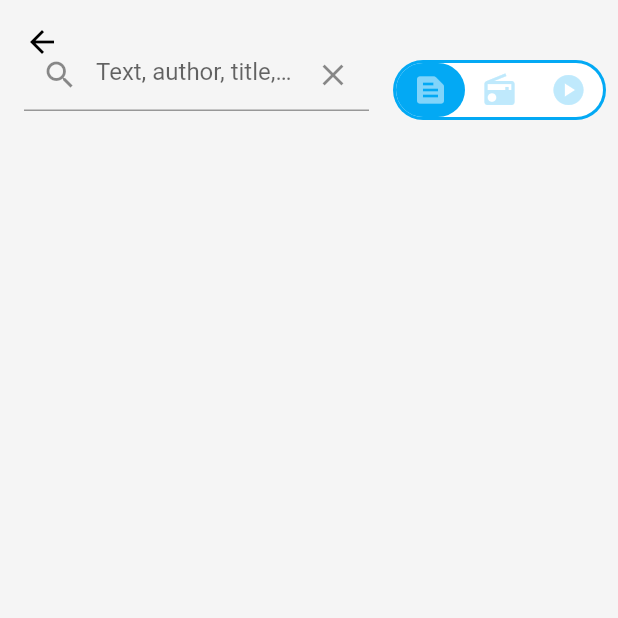
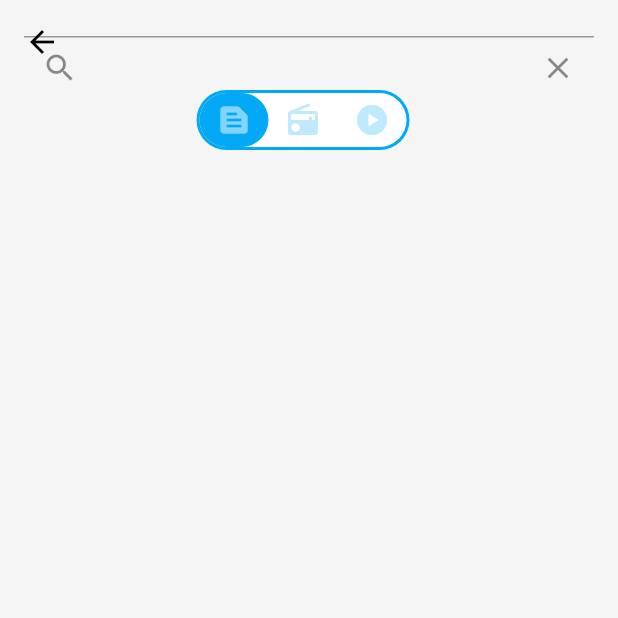
Before and after one commit to f-leoni/lyrics2, a Flutter app: the SearchScreen screen opened directly, on a phone screen of 412 x 824 dp, the top half of it. Run offline on Flutter 3.47's test engine with Material 2 defaults, Android fonts, the phone set to English and light mode, and no system bars; drawn by our look-alikes of animated_toggle_switch; our stand-ins replace cloud_firestore, firebase_auth, firebase_core, firebase_crashlytics, google_fonts, logger and 3 more; missing offline and left inert: beautiful_soup_dart, flutter_acrcloud, genius_api_unofficial, nowplaying, sqlbrite, xml2json; accounts and stored records are empty; generated files the repository leaves out were written again; statements that could not run were skipped.

Commit message:
Minor style modification

```diff
--- a/lib/screens/search_screen.dart
+++ b/lib/screens/search_screen.dart
@@ -86,7 +86,7 @@ class _SearchScreenState extends State<SearchScreen> {
                     backgroundColor: users.themeData.primaryColor,
                     expandedHeight: 100.0,
                     flexibleSpace: FlexibleSpaceBar(
-                      background: Row(
+                      background: Column(
                         children: [
                           Expanded(
                             flex: 3,
```
Also changed, not shown: 1 other file.
